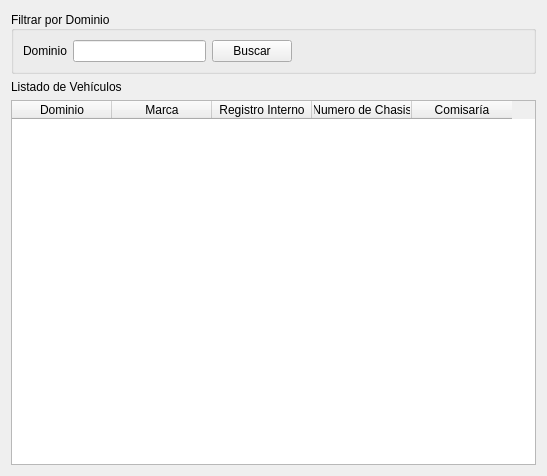
The window that src/ui/WidgetListadoDeVehiculos.ui (guilleurrutia10/division-transporte) describes before a commit, drawn with Qt 5.
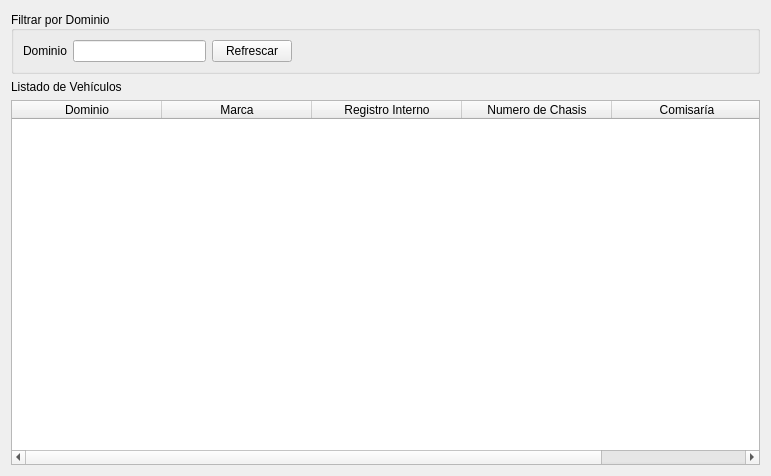
The same window after the commit.

Commit message: Un par de mejoras de eficiencia a los Listados

What changed in the file:
```diff
--- a/src/ui/WidgetListadoDeVehiculos.ui
+++ b/src/ui/WidgetListadoDeVehiculos.ui
@@ -6,10 +6,16 @@
    <rect>
     <x>0</x>
     <y>0</y>
-    <width>547</width>
+    <width>771</width>
     <height>476</height>
    </rect>
   </property>
+  <property name="minimumSize">
+   <size>
+    <width>771</width>
+    <height>476</height>
+   </size>
+  </property>
   <property name="windowTitle">
    <string>Form</string>
   </property>
@@ -61,7 +67,7 @@
       <item>
        <widget class="QPushButton" name="pushButtonBuscar">
         <property name="text">
-         <string>Buscar</string>
+         <string>Refrescar</string>
         </property>
        </widget>
       </item>
@@ -90,6 +96,9 @@
    </item>
    <item>
     <widget class="QTableWidget" name="tableWidgetListadoDeVehiculos">
+     <attribute name="horizontalHeaderDefaultSectionSize">
+      <number>150</number>
+     </attribute>
      <column>
       <property name="text">
        <string>Dominio</string>
```
Left out of the diff: 6 changed lines with no effect on the pictures. The commit also changes 79 other files.
